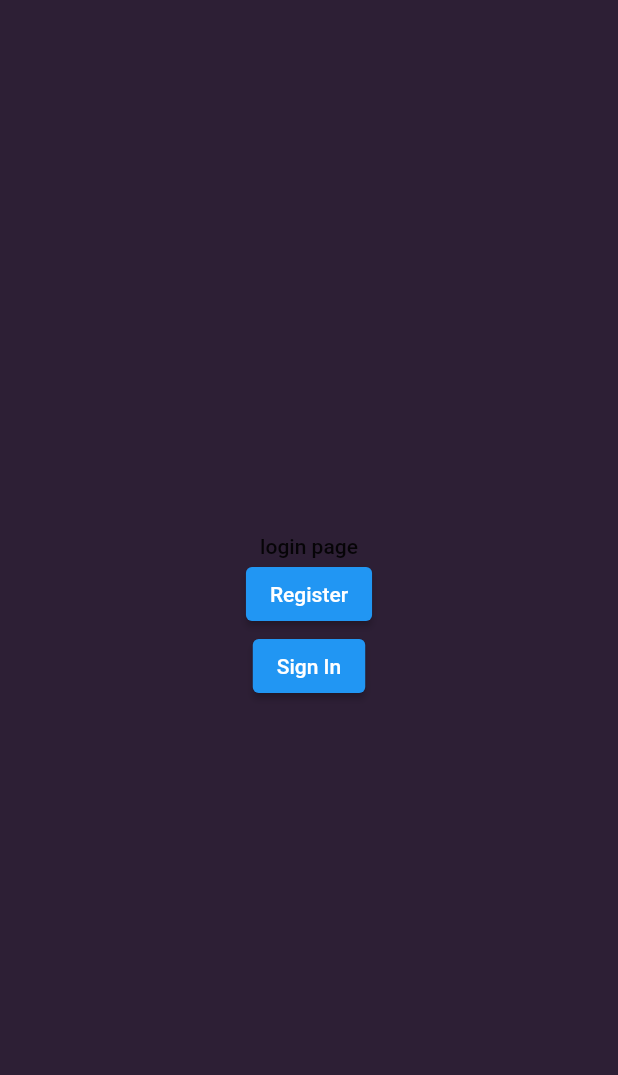
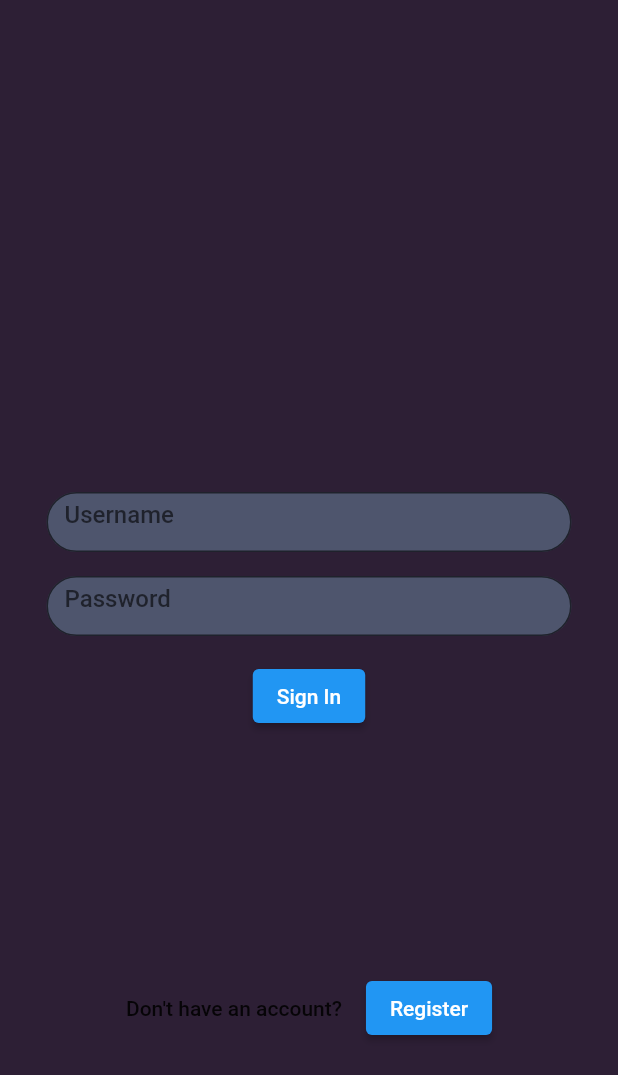
Before and after one commit to 50ShadesOfCode/musification, a Flutter app: the screen it shows after launch, on a phone screen of 412 x 824 dp. Shown: the top 1075 px of the screen. Run offline on Flutter 3.47's test engine with Material 2 defaults, Android fonts, the phone set to English and light mode, and no system bars; our stand-ins replace bloc, connectivity_plus, convert, dio, equatable, flutter_bloc and 4 more; missing offline and left inert: mockito; project files that could hold a hidden picture were left out.

Commit message:
Add Sign in UI.

```diff
--- a/features/authorization/lib/authorization_form.dart
+++ b/features/authorization/lib/authorization_form.dart
@@ -1,5 +1,7 @@
 import 'package:authorization/bloc/auth_bloc.dart';
+import 'package:core_ui/core_ui.dart';
 import 'package:flutter/material.dart';
+import 'package:flutter_test/flutter_test.dart';
 import 'package:shared_dependencies/bloc.dart';
 import 'package:webview_flutter/webview_flutter.dart';
 
@@ -9,6 +11,18 @@ class AuthForm extends StatefulWidget {
 }
 
 class _AuthFormState extends State<AuthForm> {
+  final TextEditingController usernameController = TextEditingController();
+  final TextEditingController passwordController = TextEditingController();
+  String username = ''; // artyomkaktysh
+  String password = ''; // zte14858_
+
+  @override
+  void dispose() {
+    usernameController.dispose();
+    passwordController.dispose();
+    super.dispose();
+  }
+
   @override
   Widget build(BuildContext context) {
     return Scaffold(
@@ -30,29 +44,83 @@ class _AuthFormState extends State<AuthForm> {
               ),
             );
           }
-          //TODO: Add login page
-          return Scaffold(
-            body: Center(
-              child: Column(
+          return Center(
+            child: Column(
+              mainAxisAlignment: MainAxisAlignment.end,
+              children: <Widget>[
+                Container(
+                  width: 350,
+                  height: 40,
+                  child: TextField(
+                    controller: usernameController,
+                    onChanged: (String text) {
+                      username = text;
+                    },
+                    decoration: const InputDecoration(
+                      border: OutlineInputBorder(
+                        borderRadius: BorderRadius.all(Radius.circular(20)),
+                      ),
+                      hintText: 'Username',
+                      fillColor: AppColors.secondary2,
+                      filled: true,
+                    ),
+                  ),
+                ),
+                const SizedBox(
+                  height: 16,
+                ),
+                Container(
+                  width: 350,
+                  height: 40,
+                  child: TextField(
+                    controller: passwordController,
+                    onChanged: (String text) {
+                      password = text;
+                    },
+                    decoration: const InputDecoration(
+                      border: OutlineInputBorder(
+                        borderRadius: BorderRadius.all(Radius.circular(20)),
+                      ),
+                      hintText: 'Password',
+                      fillColor: AppColors.secondary2,
+                      filled: true,
+                    ),
+                  ),
+                ),
+                const SizedBox(
+                  height: 16,
+                ),
+                ElevatedButton(
+                  onPressed: () => <void>{
+                    BlocProvider.of<AuthBloc>(context).add(SignInEvent(
+                      username: username,
+                      password: password,
+                    )),
+                  },
+                  child: const Text('Sign In'),
+                ),
+                const SizedBox(
+                  height: 160,
+                ),
+                Row(
                   mainAxisAlignment: MainAxisAlignment.center,
-                  children: <Widget>[
-                    const Text('login page'),
+                  children: [
+                    const Text('Don\'t have an account?'),
+                    const SizedBox(
+                      width: 16,
+                    ),
                     ElevatedButton(
                       onPressed: () => <void>{
                         BlocProvider.of<AuthBloc>(context).add(RegisterEvent())
                       },
                       child: const Text('Register'),
                     ),
-                    ElevatedButton(
-                        onPressed: () => <void>{
-                              BlocProvider.of<AuthBloc>(context).add(
-                                SignInEvent(
-                                    username: 'artyomkaktysh',
-                                    password: 'zte14858_'),
-                              ),
-                            },
-                        child: const Text('Sign In'))
-                  ]),
+                  ],
+                ),
+                const SizedBox(
+                  height: 128,
+                ),
+              ],
             ),
           );
         },
--- a/features/authorization/lib/bloc/auth_state.dart
+++ b/features/authorization/lib/bloc/auth_state.dart
@@ -22,7 +22,7 @@ class AuthorizationState extends Equatable {
 
   @override
   String toString() {
-    return 'AUthorizationState: { username: $username, password: $password, needRegistration: $needRegistration }';
+    return 'AuthorizationState: { username: $username, password: $password, needRegistration: $needRegistration }';
   }
 
   @override
```
